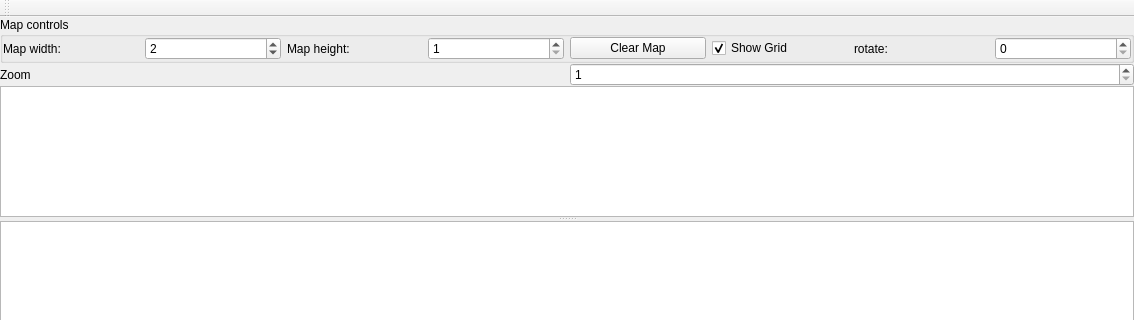
stoyan-shopov/TileMapEdit, file mapeditor.ui: the form before one commit; both pictures show x 0 to 1134 and y 0 to 320 of the 1134 by 658 pixel window.
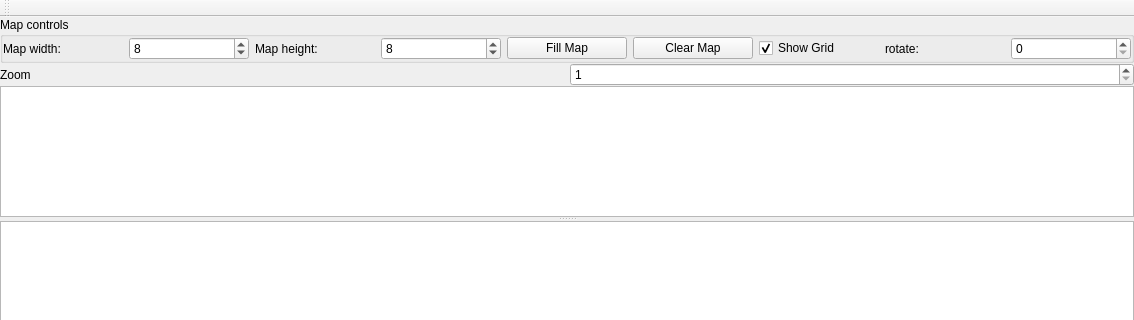
The form after the commit.

Commit message: add 'fill map' capability

```diff
--- a/mapeditor.ui
+++ b/mapeditor.ui
@@ -66,10 +66,10 @@
             <number>1</number>
            </property>
            <property name="maximum">
-            <number>64</number>
+            <number>256</number>
            </property>
            <property name="value">
-            <number>2</number>
+            <number>8</number>
            </property>
           </widget>
          </item>
@@ -86,10 +86,20 @@
             <number>1</number>
            </property>
            <property name="maximum">
-            <number>64</number>
+            <number>256</number>
+           </property>
+           <property name="singleStep">
+            <number>4</number>
            </property>
            <property name="value">
-            <number>1</number>
+            <number>8</number>
+           </property>
+          </widget>
+         </item>
+         <item>
+          <widget class="QPushButton" name="pushButtonFillMap">
+           <property name="text">
+            <string>Fill Map</string>
            </property>
           </widget>
          </item>
```
The commit also changes 2 other files.
